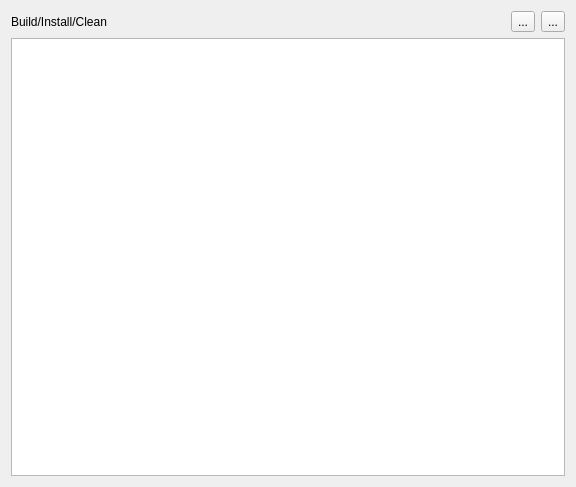
Old version of the form plugins/projectmanagerview/projectbuildsetwidget.ui in the repository KDE/kdevelop.
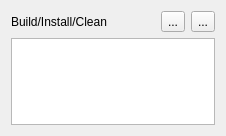
New version of the form.

Commit message: Make the buildset widget smaller by adjusting the layout stretch factors

```diff
--- a/plugins/projectmanagerview/projectbuildsetwidget.ui
+++ b/plugins/projectmanagerview/projectbuildsetwidget.ui
@@ -5,8 +5,8 @@
    <rect>
     <x>0</x>
     <y>0</y>
-    <width>576</width>
-    <height>487</height>
+    <width>226</width>
+    <height>136</height>
    </rect>
   </property>
   <layout class="QVBoxLayout" >
```
The commit also changes 1 other file.
